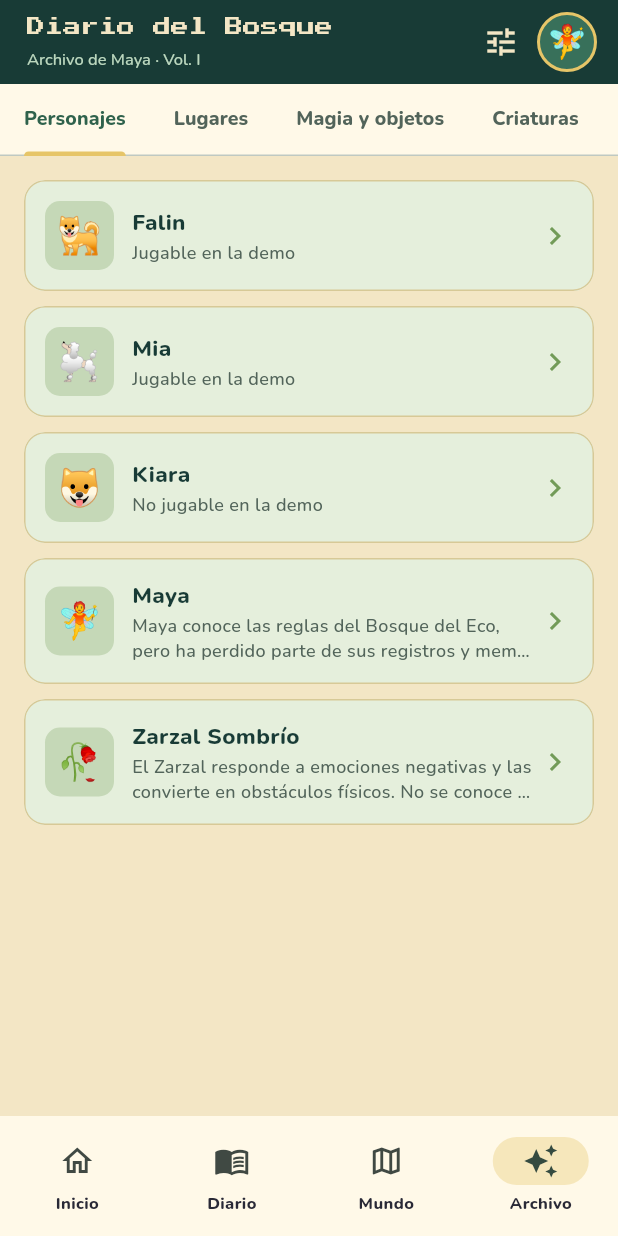
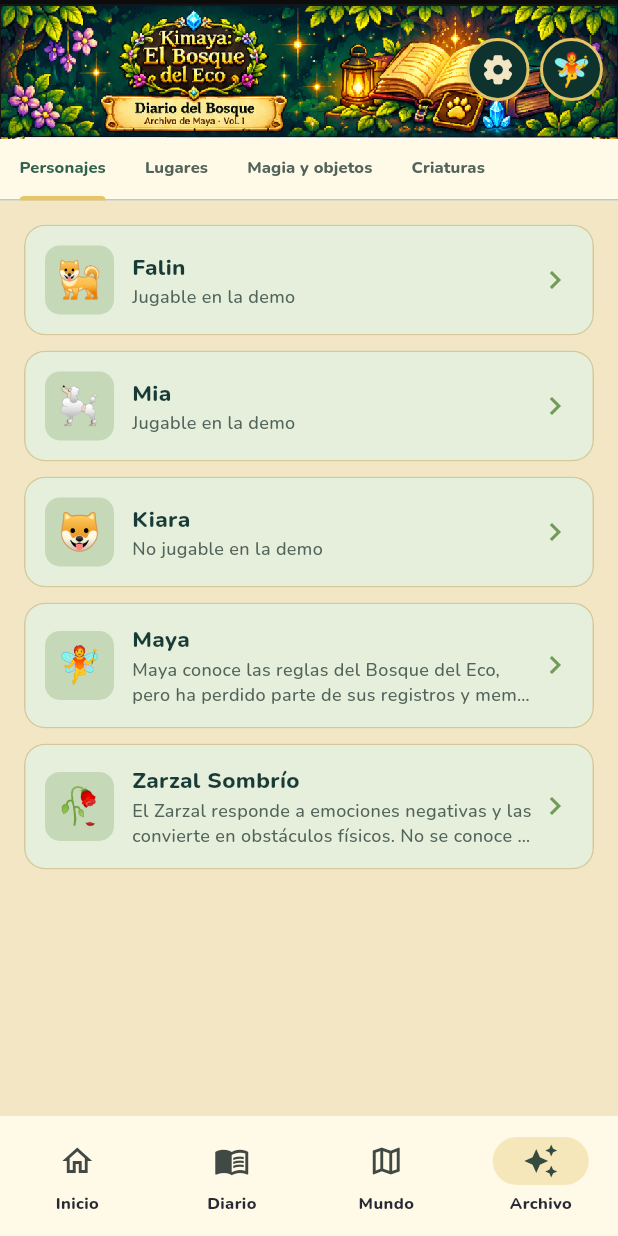
Before and after one commit to IW235/kimaya_diario, a Flutter app: the HomeShell screen opened directly with empty values, item 4 of the bottom bar chosen, on a phone screen of 412 x 824 dp. Run offline on Flutter 3.47's test engine with Material 3 defaults, Android fonts, the phone set to English and light mode, and no system bars; our stand-ins replace google_fonts, shared_preferences, supabase_flutter, video_player; accounts and stored records are empty.

Commit message:
Cambio de Banner y de iconos de la app

```diff
--- a/lib/screens/home.dart
+++ b/lib/screens/home.dart
@@ -1,7 +1,7 @@
 import 'package:flutter/material.dart';
 
 import '../state.dart';
-import '../theme.dart';
+import '../widgets/kimaya_art.dart';
 import 'settings.dart';
 import 'tabs.dart';
 
@@ -30,41 +30,20 @@ class _HomeShellState extends State<HomeShell> {
     }
 
     return Scaffold(
-      appBar: AppBar(
-        titleSpacing: 18,
-        title: Column(crossAxisAlignment: CrossAxisAlignment.start, children: [
-          Text('Diario del Bosque', style: K.title(12, color: K.paper)),
-          const SizedBox(height: 4),
-          Text('Archivo de Maya · Vol. I',
-              style: K.body(11, color: const Color(0xFFBBD7BE))),
-        ]),
-        actions: [
-          IconButton(
-            tooltip: 'Ajustes y créditos',
-            icon: const Icon(Icons.tune),
-            onPressed: () => Navigator.of(context).push(
-                MaterialPageRoute(builder: (_) => SettingsScreen(state: s))),
-          ),
-          Container(
-            width: 40,
-            height: 40,
-            margin: const EdgeInsets.only(right: 14),
-            alignment: Alignment.center,
-            decoration: BoxDecoration(
-              shape: BoxShape.circle,
-              color: const Color(0xFF38705A),
-              border: Border.all(color: K.gold, width: 2),
-            ),
-            child: const Text('🧚', style: TextStyle(fontSize: 22)),
+      body: Column(
+        crossAxisAlignment: CrossAxisAlignment.stretch,
+        children: [
+          JournalHeader(onSettings: () => _openSettings(context, s)),
+          Expanded(
+            child: IndexedStack(index: _i, children: [
+              const SizedBox.shrink(),
+              DiarioTab(state: s),
+              MundoTab(state: s),
+              ArchivoTab(state: s),
+            ]),
           ),
         ],
       ),
-      body: IndexedStack(index: _i, children: [
-        const SizedBox.shrink(),
-        DiarioTab(state: s),
-        MundoTab(state: s),
-        ArchivoTab(state: s),
-      ]),
       bottomNavigationBar: _navigationBar(),
     );
   }
--- a/lib/screens/tabs.dart
+++ b/lib/screens/tabs.dart
@@ -307,12 +307,14 @@ class ArchivoTab extends StatelessWidget {
               labelColor: K.forest,
               unselectedLabelColor: K.muted,
               indicatorColor: K.gold,
-              labelStyle: K.body(13, w: FontWeight.w800),
+              indicatorWeight: 3,
+              labelPadding: const EdgeInsets.symmetric(horizontal: 13),
+              labelStyle: K.body(11, w: FontWeight.w800),
               tabs: const [
-                Tab(text: 'Personajes'),
-                Tab(text: 'Lugares'),
-                Tab(text: 'Magia y objetos'),
-                Tab(text: 'Criaturas'),
+                Tab(height: 38, text: 'Personajes'),
+                Tab(height: 38, text: 'Lugares'),
+                Tab(height: 38, text: 'Magia y objetos'),
+                Tab(height: 38, text: 'Criaturas'),
               ],
             ),
           ),
--- a/lib/widgets/kimaya_art.dart
+++ b/lib/widgets/kimaya_art.dart
@@ -80,6 +80,92 @@ class KimayaHeader extends StatelessWidget {
               ),
             ),
           ],
+        ),
+      );
+}
+
+class JournalHeader extends StatelessWidget {
+  const JournalHeader({super.key, required this.onSettings});
+
+  final VoidCallback onSettings;
+
+  @override
+  Widget build(BuildContext context) {
+    final width = MediaQuery.sizeOf(context).width;
+    final height = width / (890 / 200);
+    return ColoredBox(
+      color: K.night,
+      child: SafeArea(
+        bottom: false,
+        child: SizedBox(
+          width: width,
+          height: height,
+          child: Stack(
+            fit: StackFit.expand,
+            children: [
+              Image.asset(
+                'assets/images/encabezado_diario_del_bosque.png',
+                fit: BoxFit.cover,
+                alignment: Alignment.center,
+                filterQuality: FilterQuality.none,
+                semanticLabel:
+                    'Diario del Bosque. Archivo de Maya, volumen uno',
+              ),
+              Positioned(
+                top: (height - 42) / 2,
+                right: 10,
+                child: Row(
+                  children: [
+                    _JournalHeaderButton(
+                      label: 'Ajustes y créditos',
+                      icon: Icons.settings_rounded,
+                      onTap: onSettings,
+                    ),
+                    const SizedBox(width: 7),
+                    const _JournalHeaderButton(label: 'Maya', emoji: '🧚'),
+                  ],
+                ),
+              ),
+            ],
+          ),
+        ),
+      ),
+    );
+  }
+}
+
+class _JournalHeaderButton extends StatelessWidget {
+  const _JournalHeaderButton({
+    required this.label,
+    this.icon,
+    this.emoji,
+    this.onTap,
+  });
+
+  final String label;
+  final IconData? icon;
+  final String? emoji;
+  final VoidCallback? onTap;
+
+  @override
+  Widget build(BuildContext context) => Semantics(
+        button: onTap != null,
+        label: label,
+        child: GestureDetector(
+          onTap: onTap,
+          child: Container(
+            width: 42,
+            height: 42,
+            alignment: Alignment.center,
+            decoration: BoxDecoration(
+              shape: BoxShape.circle,
+              color: const Color(0xFF0E332F),
+              border: Border.all(color: K.gold, width: 2),
+            ),
+            child: icon != null
+                ? Icon(icon, color: K.paper, size: 23)
+                : Text(emoji!, style: const TextStyle(fontSize: 22)),
+          ),
         ),
       );
 }
--- a/pubspec.yaml
+++ b/pubspec.yaml
@@ -30,5 +30,6 @@ flutter:
     - assets/images/icono_circulo_hongos.png
     - assets/images/arbol_ancestral.png
     - assets/images/maya_retrato_sin_fondo.png
+    - assets/images/encabezado_diario_del_bosque.png
     - assets/images/runa_raices.png
     - assets/images/runa_bruma.png
```
Also changed, not shown: assets/images/encabezado_diario_del_bosque.png (added).
